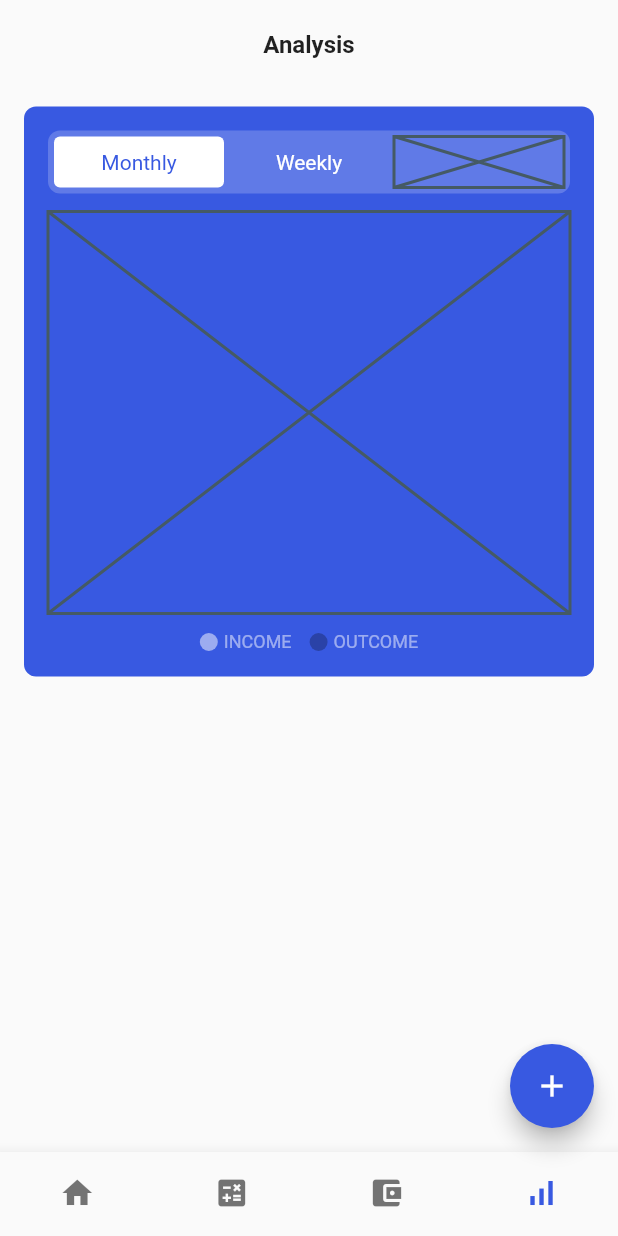
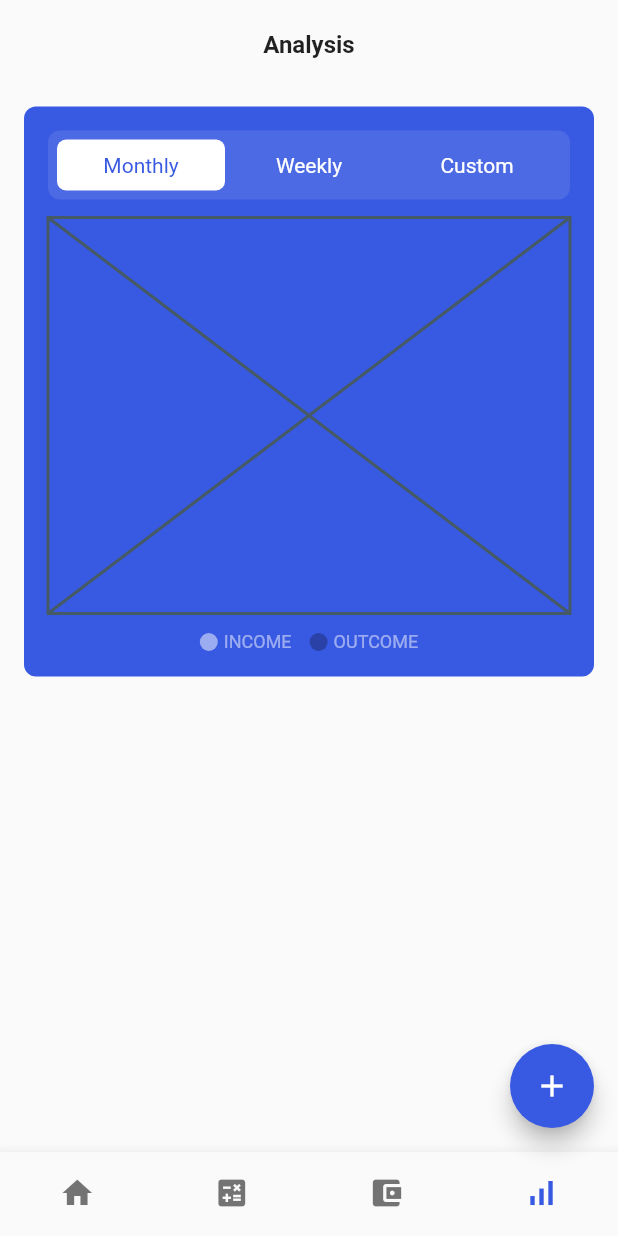
Before and after one commit to JAICHANGPARK/flutter_notebook_17th_story, a Flutter app: the screen it shows after launch, item 4 of the bottom bar chosen, on a phone screen of 412 x 824 dp. Run offline on Flutter 3.47's test engine with Material 2 defaults, Android fonts, the phone set to English and light mode, and no system bars; our stand-ins replace cached_network_image, flutter_riverpod, ionicons, percent_indicator; network calls fail.

Commit message:
Update finance_chart_component.dart

```diff
--- a/lib/ep1004_finance_app/src/ui/finance_chart_component.dart
+++ b/lib/ep1004_finance_app/src/ui/finance_chart_component.dart
@@ -49,12 +49,12 @@ class _FinanceChartComponentState extends State<FinanceChartComponent> {
               child: Column(
                 children: [
                   Container(
-                    height: 42,
+                    height: 46,
                     decoration: BoxDecoration(
                       borderRadius: BorderRadius.circular(8),
-                      color: Colors.white.withOpacity(0.2),
+                      color: Colors.white.withOpacity(0.1),
                     ),
-                    padding: const EdgeInsets.all(4),
+                    padding: const EdgeInsets.all(6),
                     child: Consumer(
                       builder: (context, ref, _) {
                         final tabIndex = ref.watch(chartTabProvider);
@@ -69,7 +69,7 @@ class _FinanceChartComponentState extends State<FinanceChartComponent> {
                                   ? Container(
                                       decoration: BoxDecoration(
                                         color: Colors.white,
-                                        borderRadius: BorderRadius.circular(4),
+                                        borderRadius: BorderRadius.circular(6),
                                       ),
                                       child: Center(
                                         child: Text(
@@ -114,7 +114,33 @@ class _FinanceChartComponentState extends State<FinanceChartComponent> {
                                     ),
                                   ),
                                 )),
-                            const Expanded(child: Placeholder()),
+                            Expanded(
+                                child: GestureDetector(
+                                  onTap: () {
+                                    ref.read(chartTabProvider.notifier).state = ChartDay.custom;
+                                  },
+                                  child: tabIndex == ChartDay.custom
+                                      ? Container(
+                                    decoration: BoxDecoration(
+                                      color: Colors.white,
+                                      borderRadius: BorderRadius.circular(4),
+                                    ),
+                                    child: Center(
+                                      child: Text(
+                                        "Custom",
+                                        style: TextStyle(
+                                          color: financeMainColor,
+                                        ),
+                                      ),
+                                    ),
+                                  )
+                                      : const Center(
+                                    child: Text(
+                                      "Custom",
+                                      style: TextStyle(color: Colors.white),
+                                    ),
+                                  ),
+                                )),
                           ],
                         );
                       },
```
